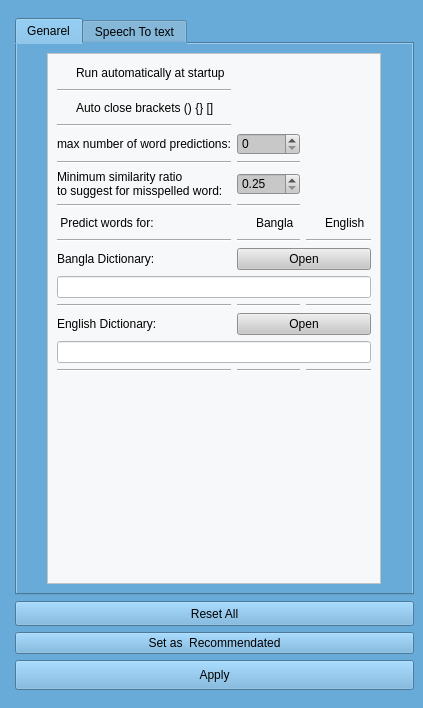
Old version of the form Uis/Options.ui in the repository nabil-bot/kontho-2023.
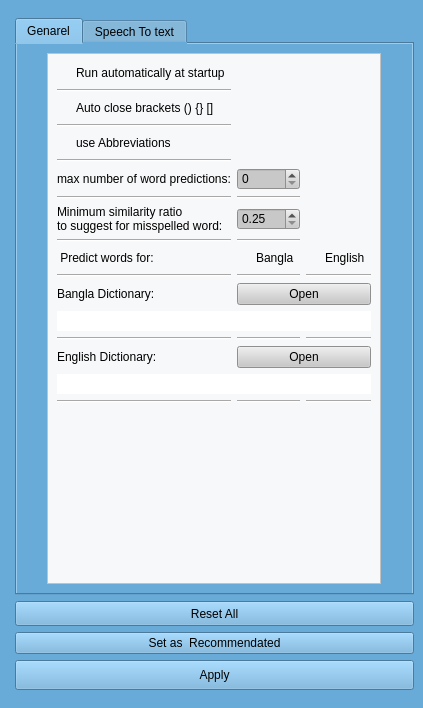
New version of the form. Icons and pictures are not drawn.

```diff
--- a/Uis/Options.ui
+++ b/Uis/Options.ui
@@ -24,8 +24,22 @@
     <normaloff>Imgs/gear 3.png</normaloff>Imgs/gear 3.png</iconset>
   </property>
   <property name="styleSheet">
-   <string notr="true">
+   <string notr="true">QWidget{
   background-color: rgb(105, 171, 216);
+}
+
+QLineEdit {
+	background-color: rgb(1, 22, 39);    
+    color: black;
+    border: 2px solid white;
+    font-size: 12px;
+}
+QLineEdit:focus {
+    border: 2px solid rgb(0, 170, 255);
+}
+QLineEdit:hover {
+	background-color: rgb(0, 255, 179);
+}
 
 </string>
   </property>
@@ -157,97 +171,14 @@
            <enum>QFrame::Raised</enum>
           </property>
           <layout class="QGridLayout" name="gridLayout_5">
-           <item row="10" column="1">
-            <widget class="Line" name="line_15">
-             <property name="orientation">
-              <enum>Qt::Horizontal</enum>
-             </property>
-            </widget>
-           </item>
-           <item row="2" column="0">
-            <widget class="QCheckBox" name="checkBox_3">
-             <property name="text">
-              <string>Auto close brackets () {} []</string>
-             </property>
-            </widget>
-           </item>
-           <item row="8" column="0">
-            <widget class="Line" name="line_7">
-             <property name="orientation">
-              <enum>Qt::Horizontal</enum>
-             </property>
-            </widget>
-           </item>
-           <item row="4" column="1">
-            <widget class="QSpinBox" name="spinBox">
-             <property name="maximum">
-              <number>15</number>
-             </property>
-            </widget>
-           </item>
-           <item row="3" column="0">
-            <widget class="Line" name="line_5">
-             <property name="orientation">
-              <enum>Qt::Horizontal</enum>
-             </property>
-            </widget>
-           </item>
-           <item row="4" column="0">
-            <widget class="QLabel" name="label_12">
-             <property name="text">
-              <string>max number of word predictions:</string>
-             </property>
-            </widget>
-           </item>
-           <item row="9" column="0">
-            <widget class="QLabel" name="label_13">
-             <property name="text">
-              <string> Predict words for:</string>
-             </property>
-            </widget>
-           </item>
-           <item row="10" column="2">
-            <widget class="Line" name="line_16">
-             <property name="orientation">
-              <enum>Qt::Horizontal</enum>
-             </property>
-            </widget>
-           </item>
-           <item row="0" column="0" colspan="2">
-            <widget class="QCheckBox" name="RunAtAtartUpCheckBox">
-             <property name="text">
-              <string>Run automatically at startup</string>
-             </property>
-            </widget>
-           </item>
-           <item row="8" column="1">
-            <widget class="Line" name="line_14">
-             <property name="orientation">
-              <enum>Qt::Horizontal</enum>
-             </property>
-            </widget>
-           </item>
-           <item row="11" column="0">
-            <widget class="QLabel" name="label_14">
-             <property name="maximumSize">
-              <size>
-               <width>16777215</width>
-               <height>16777215</height>
-              </size>
-             </property>
-             <property name="text">
-              <string>Bangla Dictionary:</string>
-             </property>
-            </widget>
-           </item>
-           <item row="9" column="2">
+           <item row="11" column="2">
             <widget class="QCheckBox" name="checkBox_2">
              <property name="text">
               <string>English</string>
              </property>
             </widget>
            </item>
-           <item row="12" column="0" colspan="3">
+           <item row="14" column="0" colspan="3">
             <widget class="QLineEdit" name="lineEdit">
              <property name="minimumSize">
               <size>
@@ -257,87 +188,80 @@
              </property>
             </widget>
            </item>
-           <item row="13" column="0">
+           <item row="15" column="0">
             <widget class="Line" name="line_12">
              <property name="orientation">
               <enum>Qt::Horizontal</enum>
              </property>
             </widget>
            </item>
-           <item row="11" column="1" colspan="2">
+           <item row="13" column="1" colspan="2">
             <widget class="QPushButton" name="pushButton">
              <property name="text">
               <string>Open</string>
              </property>
             </widget>
            </item>
-           <item row="10" column="0">
+           <item row="12" column="0">
             <widget class="Line" name="line_8">
              <property name="orientation">
               <enum>Qt::Horizontal</enum>
              </property>
             </widget>
            </item>
-           <item row="9" column="1">
+           <item row="11" column="1">
             <widget class="QCheckBox" name="checkBox">
              <property name="text">
               <string>Bangla</string>
              </property>
             </widget>
            </item>
-           <item row="14" column="1" colspan="2">
+           <item row="16" column="1" colspan="2">
             <widget class="QPushButton" name="pushButton_2">
              <property name="text">
               <string>Open</string>
              </property>
             </widget>
            </item>
-           <item row="13" column="1">
+           <item row="15" column="1">
             <widget class="Line" name="line_17">
              <property name="orientation">
               <enum>Qt::Horizontal</enum>
              </property>
             </widget>
            </item>
-           <item row="14" column="0">
+           <item row="16" column="0">
             <widget class="QLabel" name="label_15">
              <property name="text">
               <string>English Dictionary:</string>
              </property>
             </widget>
            </item>
-           <item row="13" column="2">
+           <item row="18" column="0">
+            <widget class="Line" name="line_13">
+             <property name="orientation">
+              <enum>Qt::Horizontal</enum>
+             </property>
+            </widget>
+           </item>
+           <item row="15" column="2">
             <widget class="Line" name="line_18">
              <property name="orientation">
               <enum>Qt::Horizontal</enum>
              </property>
             </widget>
            </item>
-           <item row="15" column="0" colspan="3">
+           <item row="17" column="0" colspan="3">
             <widget class="QLineEdit" name="lineEdit_2"/>
            </item>
-           <item row="16" column="2">
+           <item row="18" column="2">
             <widget class="Line" name="line_20">
              <property name="orientation">
               <enum>Qt::Horizontal</enum>
              </property>
             </widget>
            </item>
-           <item row="16" column="0">
-            <widget class="Line" name="line_13">
-             <property name="orientation">
-              <enum>Qt::Horizontal</enum>
-             </property>
-            </widget>
-           </item>
-           <item row="16" column="1">
-            <widget class="Line" name="line_19">
-             <property name="orientation">
-              <enum>Qt::Horizontal</enum>
-             </property>
-            </widget>
-           </item>
-           <item row="17" column="0">
+           <item row="19" column="0">
             <spacer name="verticalSpacer">
              <property name="orientation">
               <enum>Qt::Vertical</enum>
@@ -350,21 +274,35 @@
              </property>
             </spacer>
            </item>
-           <item row="5" column="0">
+           <item row="7" column="0">
             <widget class="Line" name="line_21">
              <property name="orientation">
               <enum>Qt::Horizontal</enum>
              </property>
             </widget>
            </item>
-           <item row="5" column="1">
+           <item row="7" column="1">
             <widget class="Line" name="line_22">
              <property name="orientation">
               <enum>Qt::Horizontal</enum>
              </property>
             </widget>
            </item>
-           <item row="6" column="0">
+           <item row="18" column="1">
+            <widget class="Line" name="line_19">
+             <property name="orientation">
+              <enum>Qt::Horizontal</enum>
+             </property>
+            </widget>
+           </item>
+           <item row="1" column="0">
+            <widget class="Line" name="line_23">
+             <property name="orientation">
+              <enum>Qt::Horizontal</enum>
+             </property>
+            </widget>
+           </item>
+           <item row="8" column="0">
             <widget class="QLabel" name="label_16">
              <property name="text">
               <string>Minimum similarity ratio
@@ -372,7 +310,7 @@
              </property>
             </widget>
            </item>
-           <item row="6" column="1">
+           <item row="8" column="1">
             <widget class="QDoubleSpinBox" name="doubleSpinBox">
              <property name="minimum">
               <double>0.250000000000000</double>
@@ -385,8 +323,98 @@
              </property>
             </widget>
            </item>
-           <item row="1" column="0">
-            <widget class="Line" name="line_23">
+           <item row="10" column="0">
+            <widget class="Line" name="line_7">
+             <property name="orientation">
+              <enum>Qt::Horizontal</enum>
+             </property>
+            </widget>
+           </item>
+           <item row="2" column="0">
+            <widget class="QCheckBox" name="checkBox_3">
+             <property name="text">
+              <string>Auto close brackets () {} []</string>
+             </property>
+            </widget>
+           </item>
+           <item row="6" column="1">
+            <widget class="QSpinBox" name="spinBox">
+             <property name="maximum">
+              <number>15</number>
+             </property>
+            </widget>
+           </item>
+           <item row="5" column="0">
+            <widget class="Line" name="line_5">
+             <property name="orientation">
+              <enum>Qt::Horizontal</enum>
+             </property>
+            </widget>
+           </item>
+           <item row="6" column="0">
+            <widget class="QLabel" name="label_12">
+             <property name="text">
+              <string>max number of word predictions:</string>
+             </property>
+            </widget>
+           </item>
+           <item row="11" column="0">
+            <widget class="QLabel" name="label_13">
+             <property name="text">
+              <string> Predict words for:</string>
+             </property>
+            </widget>
+           </item>
+           <item row="12" column="2">
+            <widget class="Line" name="line_16">
+             <property name="orientation">
+              <enum>Qt::Horizontal</enum>
+             </property>
+            </widget>
+           </item>
+           <item row="0" column="0" colspan="2">
+            <widget class="QCheckBox" name="RunAtAtartUpCheckBox">
+             <property name="text">
+              <string>Run automatically at startup</string>
+             </property>
+            </widget>
+           </item>
+           <item row="10" column="1">
+            <widget class="Line" name="line_14">
+             <property name="orientation">
+              <enum>Qt::Horizontal</enum>
+             </property>
+            </widget>
+           </item>
+           <item row="4" column="0">
+            <widget class="QCheckBox" name="checkBox_4">
+             <property name="text">
+              <string>use Abbreviations</string>
+             </property>
+            </widget>
+           </item>
+           <item row="13" column="0">
+            <widget class="QLabel" name="label_14">
+             <property name="maximumSize">
+              <size>
+               <width>16777215</width>
+               <height>16777215</height>
+              </size>
+             </property>
+             <property name="text">
+              <string>Bangla Dictionary:</string>
+             </property>
+            </widget>
+           </item>
+           <item row="12" column="1">
+            <widget class="Line" name="line_15">
+             <property name="orientation">
+              <enum>Qt::Horizontal</enum>
+             </property>
+            </widget>
+           </item>
+           <item row="3" column="0">
+            <widget class="Line" name="line_24">
              <property name="orientation">
               <enum>Qt::Horizontal</enum>
              </property>
```
